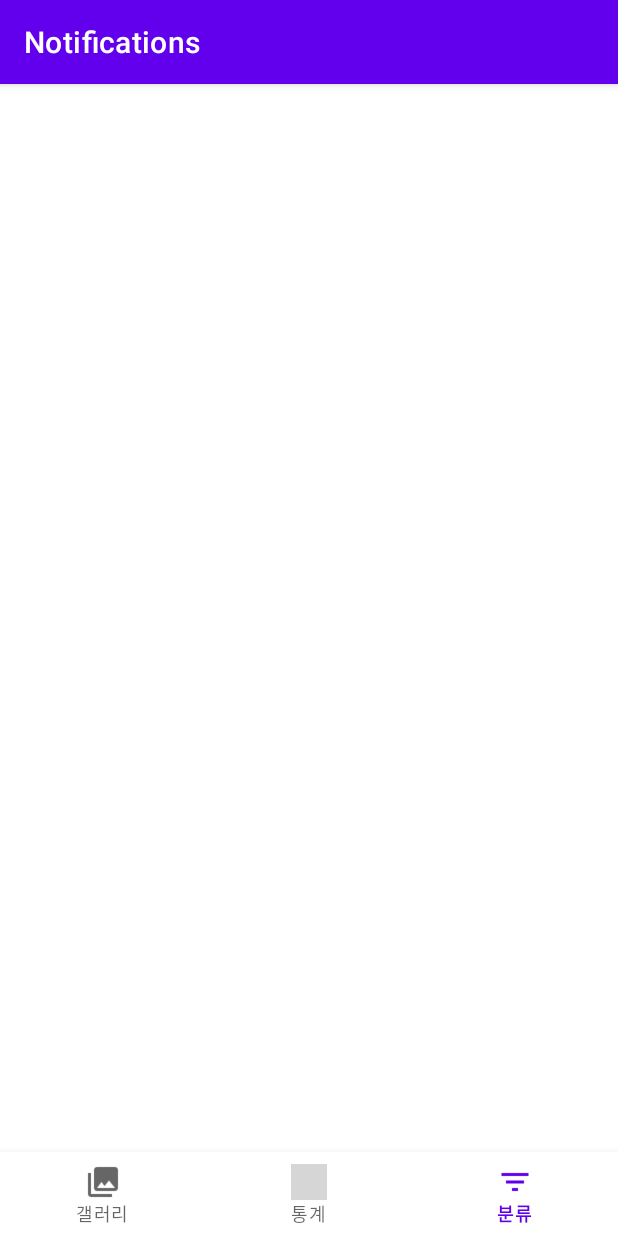
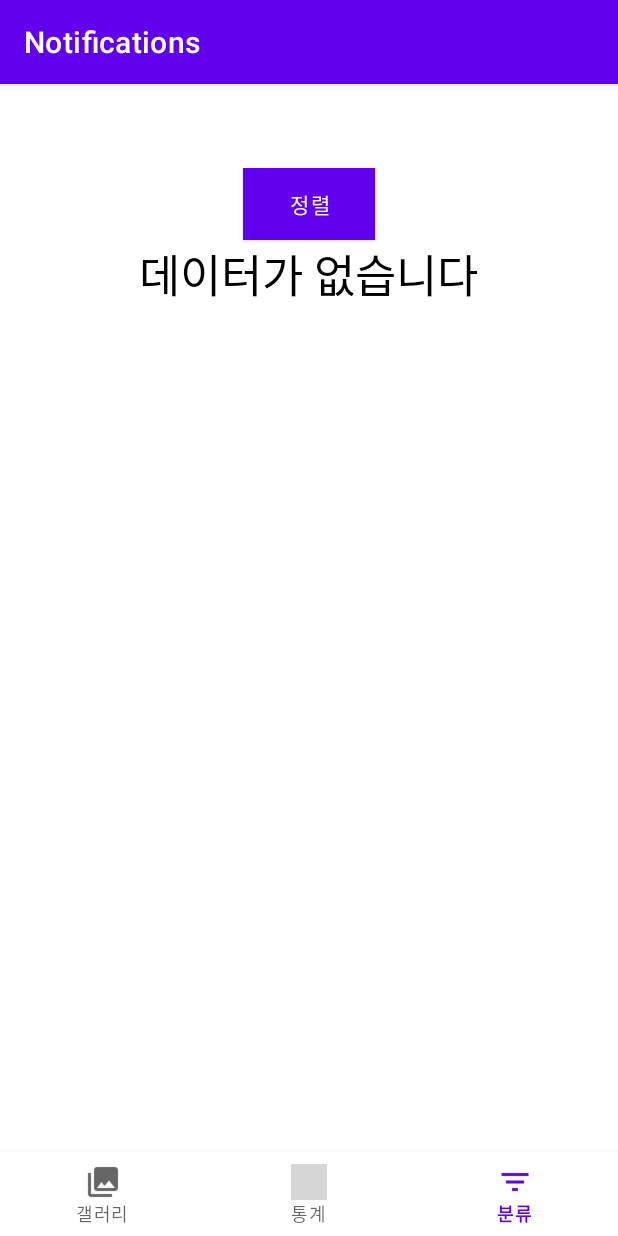
Before and after one commit to MJU-MobileComputing-2023-1/Click-AccountBook, an Android app: the SortReceiptsFragment screen opened through its navigation route, on a phone screen of 412 x 824 dp. Run offline under Robolectric (Android 15) with nearby library versions, the phone set to English and light mode, and no system bars; our stand-ins replace Room's generated code, navigation-ui; pictures from the network do not load; grey boxes are pictures that could not be loaded.

Commit message:
수정한 사항은 fragment_sort_receipts.xml ReceiptsAdapter.kt(notification파일의) SortReceiptsFragment.kt 입니다.그리고 오늘 진서님이 추가하신 파일과 통합했습니다.

```diff
--- /dev/null
+++ b/app/src/main/java/com/example/click_accountbook/ui/notifications/ReceiptsAdapter.kt
@@ -0,0 +1,88 @@
+package com.example.click_accountbook.ui.notifications
+
+import com.example.click_accountbook.Receipt
+import android.content.Context
+import android.view.LayoutInflater
+import android.view.View
+import android.view.ViewGroup
+import android.widget.Button
+import android.widget.TextView
+import androidx.recyclerview.widget.RecyclerView
+import com.example.click_accountbook.R
+
+class ReceiptsAdapter(private val context: Context) : RecyclerView.Adapter<ReceiptsAdapter.ReceiptViewHolder>() {
+
+    private var receipts: List<Receipt> = listOf()
+    private val storeTotals: HashMap<String, Float> = hashMapOf()
+    private val processedStores: HashSet<String> = hashSetOf()
+
+
+    override fun onBindViewHolder(holder: ReceiptViewHolder, position: Int) {
+        val receipt = receipts[position]
+        holder.bind(receipt)
+    }
+
+    override fun onCreateViewHolder(parent: ViewGroup, viewType: Int): ReceiptViewHolder {
+        val view = LayoutInflater.from(context).inflate(R.layout.fragment_sort_receipts, parent, false)
+        return ReceiptViewHolder(view)
+    }
+
+    override fun getItemCount(): Int = receipts.size
+
+    fun updateReceipts(receipts: List<Receipt>) {
+        this.receipts = receipts
+        calculateStoreTotals()
+        notifyDataSetChanged()
+    }
+
+    inner class ReceiptViewHolder(view: View) : RecyclerView.ViewHolder(view) {
+        private val storeName: TextView = view.findViewById(R.id.storeName)
+        private val totalPrice: TextView = view.findViewById(R.id.totalPrice)
+        private val sortButton: Button = view.findViewById(R.id.sortButton)
+
+        fun bind(receipt: Receipt) {
+            storeName.text = receipt.storeName
+            totalPrice.text = "총 구매금액: ${receipt.totalPrice}원"
+
+            // Store totals
+            val total = storeTotals[receipt.storeName]
+            totalPrice.text = "총 구매금액: ${total ?: 0}원"
+
+            sortButton.setOnClickListener {
+                sortReceiptsByTotalAmount()
+            }
+            if (adapterPosition == 0) {
+                sortButton.visibility = View.GONE
+            } else {
+                sortButton.visibility = View.GONE
+            }
+        }
+    }
+
+    private fun calculateStoreTotals() {
+        storeTotals.clear()
+
+        for (receipt in receipts) {
+            val total = storeTotals[receipt.storeName]
+            if (total == null) {
+                storeTotals[receipt.storeName] = receipt.totalPrice
+            } else {
+                storeTotals[receipt.storeName] = total + receipt.totalPrice
+            }
+        }
+
+        val uniqueReceipts: MutableList<Receipt> = mutableListOf()
+        for (receipt in receipts) {
+            if (uniqueReceipts.none { it.storeName == receipt.storeName }) {
+                uniqueReceipts.add(receipt)
+            }
+        }
+
+        receipts = uniqueReceipts
+    }
+    fun sortReceiptsByTotalAmount() {
+        receipts = receipts.sortedByDescending { storeTotals[it.storeName] }
+        notifyDataSetChanged()
+    }
+
+}
--- a/app/src/main/java/com/example/click_accountbook/ui/notifications/SortReceiptsFragment.kt
+++ b/app/src/main/java/com/example/click_accountbook/ui/notifications/SortReceiptsFragment.kt
@@ -5,13 +5,79 @@ import androidx.fragment.app.Fragment
 import android.view.LayoutInflater
 import android.view.View
 import android.view.ViewGroup
+import android.widget.Button
+import android.widget.TextView
+import androidx.recyclerview.widget.LinearLayoutManager
+import androidx.recyclerview.widget.RecyclerView
+import com.example.click_accountbook.DatabaseHandler
 import com.example.click_accountbook.R
+import kotlinx.coroutines.Dispatchers
+import kotlinx.coroutines.GlobalScope
+import kotlinx.coroutines.launch
+import kotlinx.coroutines.withContext
 
 class SortReceiptsFragment : Fragment() {
+    private lateinit var recyclerView: RecyclerView
+    private lateinit var adapter: ReceiptsAdapter
+    private lateinit var db: DatabaseHandler
+    private lateinit var root: View // root 변수 선언
+    private lateinit var sortButton: Button
+
     override fun onCreateView(
         inflater: LayoutInflater, container: ViewGroup?,
         savedInstanceState: Bundle?
     ): View? {
-        return inflater.inflate(R.layout.fragment_sort_receipts, container, false)
+        root = inflater.inflate(R.layout.fragment_sort_receipts, container, false)
+
+        // Initialize RecyclerView, adapter
+        recyclerView = root.findViewById(R.id.recyclerView)
+        adapter = ReceiptsAdapter(requireContext())
+        // Set RecyclerView properties
+        recyclerView.layoutManager = LinearLayoutManager(requireContext())
+        recyclerView.adapter = adapter
+
+        // Initialize database handle
+        sortButton = root.findViewById(R.id.sortButton)
+        sortButton.setOnClickListener {
+            adapter.sortReceiptsByTotalAmount()
+        }
+
+        return root
+    }
+
+    override fun onViewCreated(view: View, savedInstanceState: Bundle?) {
+        super.onViewCreated(view, savedInstanceState)
+        // Initialize database handler
+        db = DatabaseHandler(requireContext())
+        // Load the receipts
+        loadReceipts()
+    }
+
+    private fun loadReceipts() {
+        GlobalScope.launch(Dispatchers.IO) {
+            val receipts = db.getAllReceipts()
+
+            withContext(Dispatchers.Main) {
+                if (receipts.isNotEmpty()) {
+                    adapter.updateReceipts(receipts)
+
+                } else {
+                    // Show a message if no receipts are available
+                    val tvEmpty = root.findViewById<TextView>(R.id.storeName)
+                    tvEmpty?.text = "데이터가 없습니다"
+                    tvEmpty?.visibility = View.VISIBLE
+                }
+            }
+        }
+    }
+    override fun onResume() {
+        super.onResume()
+        // Reload the receipts when the fragment resumes
+        GlobalScope.launch(Dispatchers.IO) {
+            val receipts = db.getAllReceipts()
+            withContext(Dispatchers.Main) {
+                adapter.updateReceipts(receipts)
+            }
+        }
     }
 }
--- a/app/src/main/res/layout/fragment_sort_receipts.xml
+++ b/app/src/main/res/layout/fragment_sort_receipts.xml
@@ -1,23 +1,50 @@
 <?xml version="1.0" encoding="utf-8"?>
-<androidx.constraintlayout.widget.ConstraintLayout
-    xmlns:android="http://schemas.android.com/apk/res/android"
-    xmlns:app="http://schemas.android.com/apk/res-auto"
-    xmlns:tools="http://schemas.android.com/tools"
+<LinearLayout xmlns:android="http://schemas.android.com/apk/res/android"
     android:layout_width="match_parent"
-    android:layout_height="match_parent"
-    tools:context=".ui.notifications.SortReceiptsFragment" >
+    android:layout_height="wrap_content"
+    android:orientation="vertical">
+
+    <Button
+        android:id="@+id/sortButton"
+        android:layout_width="wrap_content"
+        android:layout_height="wrap_content"
+        android:layout_gravity="center"
+        android:background="#808080"
+        android:text="정렬" />
+
+
+
+    <androidx.recyclerview.widget.RecyclerView
+        android:id="@+id/recyclerView"
+        android:layout_width="match_parent"
+        android:layout_height="0dp"
+        android:layout_weight="1" />
+
+
 
     <TextView
-        android:id="@+id/text_sort_receipts"
+        android:id="@+id/storeName"
+        android:layout_width="wrap_content"
+        android:layout_height="wrap_content"
+        android:layout_gravity="center"
+        android:textSize="30sp"
+        android:textColor="@android:color/black"
+        android:visibility="visible" />
+
+    <TextView
+        android:id="@+id/totalPrice"
+        android:layout_width="wrap_content"
+        android:layout_height="wrap_content"
+        android:layout_gravity="center"
+        android:textSize="18sp"
+        android:textColor="@android:color/black"
+        android:visibility="visible" />
+    <TextView
         android:layout_width="match_parent"
-        android:layout_height="wrap_content"
-        android:layout_marginStart="8dp"
-        android:layout_marginTop="8dp"
-        android:layout_marginEnd="8dp"
-        android:textAlignment="center"
-        android:textSize="20sp"
-        app:layout_constraintEnd_toEndOf="parent"
-        app:layout_constraintStart_toStartOf="parent"
-        app:layout_constraintTop_toTopOf="parent"
-        app:layout_constraintBottom_toBottomOf="parent" />
-</androidx.constraintlayout.widget.ConstraintLayout>
+        android:layout_height="50dp"
+        android:background="@android:color/white"
+        />
+
+
+
+</LinearLayout>
```
